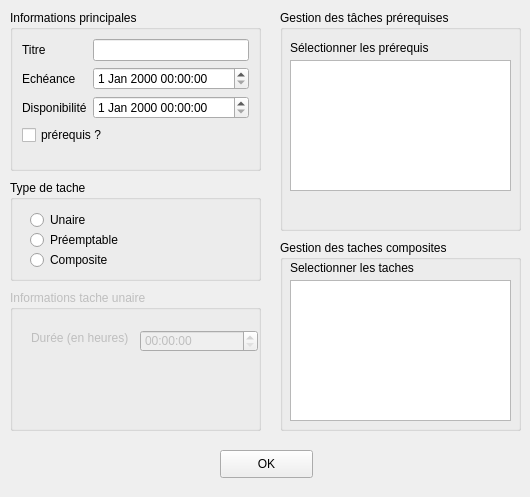
Old version of the form window_addtacheunaire.ui in the repository cezuriku/LO21.
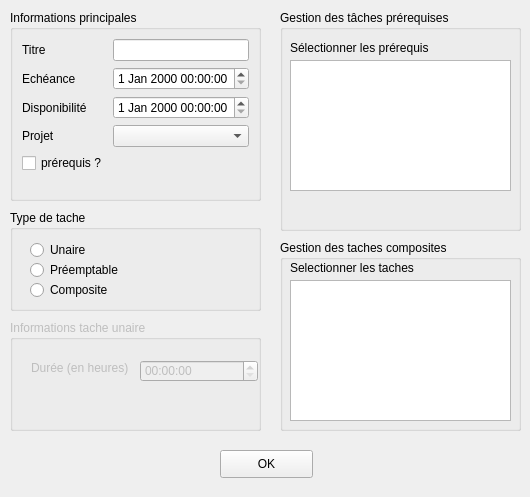
New version of the form.

The edit to the form file:
```diff
--- a/window_addtacheunaire.ui
+++ b/window_addtacheunaire.ui
@@ -19,7 +19,7 @@
      <x>10</x>
      <y>10</y>
      <width>251</width>
-     <height>161</height>
+     <height>191</height>
     </rect>
    </property>
    <property name="title">
@@ -56,7 +56,17 @@
     <item row="2" column="1">
      <widget class="QDateTimeEdit" name="dt_dispo"/>
     </item>
-    <item row="3" column="0" colspan="2">
+    <item row="4" column="1">
+     <widget class="QComboBox" name="dd_projet"/>
+    </item>
+    <item row="4" column="0">
+     <widget class="QLabel" name="label_7">
+      <property name="text">
+       <string>Projet </string>
+      </property>
+     </widget>
+    </item>
+    <item row="5" column="0">
      <widget class="QCheckBox" name="cb_prereq">
       <property name="text">
        <string>prérequis ?</string>
@@ -69,7 +79,7 @@
    <property name="geometry">
     <rect>
      <x>10</x>
-     <y>180</y>
+     <y>210</y>
      <width>251</width>
      <height>101</height>
     </rect>
@@ -124,9 +134,9 @@
    <property name="geometry">
     <rect>
      <x>10</x>
-     <y>290</y>
+     <y>320</y>
      <width>251</width>
-     <height>141</height>
+     <height>111</height>
     </rect>
    </property>
    <property name="title">
```
